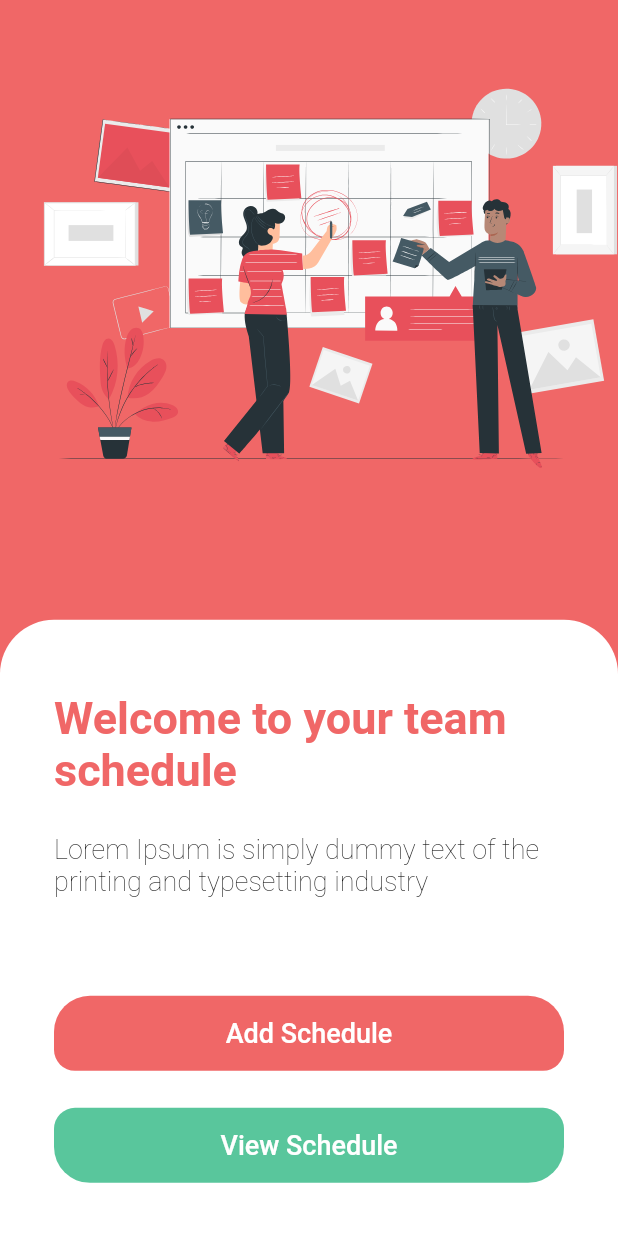
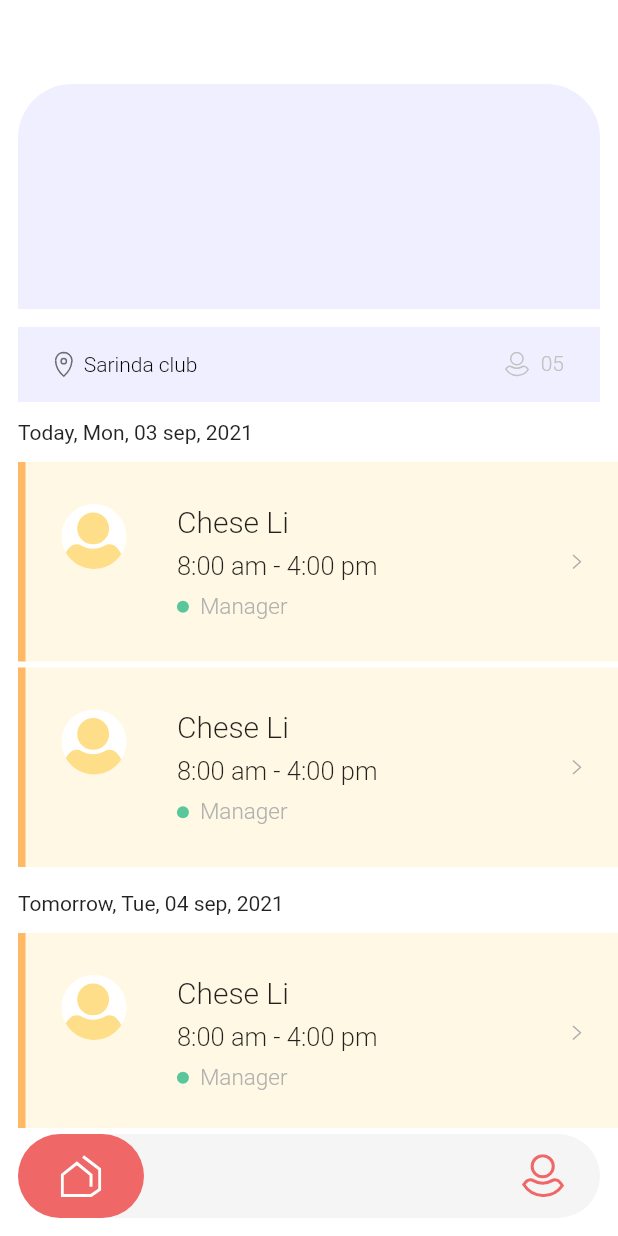
Before and after one commit to Saikat-Das-Roddur/prime_scheduler, a Flutter app: the ScheduleWelcomeScreen screen opened directly, scrolled down 80 dp, after a tap on "View Schedule", on a phone screen of 412 x 824 dp. Run offline on Flutter 3.47's test engine with Material 2 defaults, Android fonts, the phone set to English and light mode, and no system bars; our stand-ins replace flutter_svg, percent_indicator, sizer; project files that could hold a hidden picture were left out.

Commit message:
designed view schedule and schedule lists partially

```diff
--- /dev/null
+++ b/lib/views/schedule_list.dart
@@ -0,0 +1,280 @@
+import 'package:flutter/cupertino.dart';
+import 'package:flutter/material.dart';
+import 'package:flutter_svg/flutter_svg.dart';
+import 'package:prime_scheduler/views/view_schedule.dart';
+
+import 'active_details.dart';
+
+class ScheduleLists extends StatefulWidget {
+  const ScheduleLists({Key? key}) : super(key: key);
+
+  @override
+  _ScheduleListsState createState() => _ScheduleListsState();
+}
+
+class _ScheduleListsState extends State<ScheduleLists> {
+  @override
+  Widget build(BuildContext context) {
+    return Scaffold(
+      backgroundColor: Colors.white,
+      body: SingleChildScrollView(
+        physics: const ScrollPhysics(),
+        child: Column(
+          crossAxisAlignment: CrossAxisAlignment.stretch,
+          children: [
+            Container(
+              height: 150,
+              margin: const EdgeInsets.only(top: 56, left: 12, right: 12),
+              decoration: const BoxDecoration(
+                color: Color(0xffF0EFFF),
+                borderRadius: BorderRadius.only(
+                    topRight: Radius.circular(36),
+                    topLeft: Radius.circular(36)),
+              ),
+            ),
+            Container(
+              color: const Color(0xffF0EFFF),
+              margin: const EdgeInsets.only(top: 12, left: 12, right: 12),
+              padding: const EdgeInsets.fromLTRB(24, 16, 24, 16),
+              child: Row(
+                mainAxisAlignment: MainAxisAlignment.spaceBetween,
+                children: [
+                  RichText(
+                      text: TextSpan(children: [
+                    WidgetSpan(
+                        child: SvgPicture.asset("assets/images/Group 218.svg"),
+                        alignment: PlaceholderAlignment.middle),
+                    const TextSpan(
+                        text: "  Sarinda club",
+                        style: TextStyle(
+                            color: Colors.black,
+                            fontWeight: FontWeight.w300,
+                            fontSize: 14))
+                  ])),
+                  RichText(
+                      text: TextSpan(children: [
+                    WidgetSpan(
+                        child: SvgPicture.asset("assets/images/Group 217.svg"),
+                        alignment: PlaceholderAlignment.middle),
+                    const TextSpan(
+                        text: "  05",
+                        style: TextStyle(
+                            color: Color(0xffC2C2C2),
+                            fontWeight: FontWeight.w300,
+                            fontSize: 14))
+                  ]))
+                ],
+              ),
+            ),
+            const Padding(
+              padding: EdgeInsets.all(12),
+              child: Text("Today, Mon, 03 sep, 2021"),
+            ),
+            ListView.builder(
+                padding: EdgeInsets.zero,
+                shrinkWrap: true,
+                physics: const ScrollPhysics(),
+                itemCount: 2,
+                itemBuilder: (context, index) => GestureDetector(
+                      onTap: () {
+                        Navigator.push(
+                            context,
+                            CupertinoPageRoute(
+                                builder: (context) => const ViewSchedule()));
+                      },
+                      child: Container(
+                        padding: const EdgeInsets.fromLTRB(24, 28, 24, 28),
+                        margin: const EdgeInsets.fromLTRB(12, 0, 0, 4),
+                        decoration: const BoxDecoration(
+                            color: Color(0xffFFF8E4),
+                            border: Border(
+                                left: BorderSide(
+                                    width: 5, color: Color(0xffFFB966)))),
+                        child: Row(
+                          mainAxisAlignment: MainAxisAlignment.spaceBetween,
+                          crossAxisAlignment: CrossAxisAlignment.center,
+                          children: [
+                            Row(
+                              mainAxisAlignment: MainAxisAlignment.spaceBetween,
+                              crossAxisAlignment: CrossAxisAlignment.start,
+                              children: [
+                                SvgPicture.asset("assets/images/Group 210.svg"),
+                                SizedBox(
+                                  width:
+                                      MediaQuery.of(context).size.width * .08,
+                                ),
+                                Column(
+                                  crossAxisAlignment: CrossAxisAlignment.start,
+                                  children: [
+                                    const Text(
+                                      "Chese Li",
+                                      style: TextStyle(
+                                          fontWeight: FontWeight.w300,
+                                          fontSize: 20),
+                                    ),
+                                    const SizedBox(
+                                      height: 8,
+                                    ),
+                                    const Text(
+                                      "8:00 am - 4:00 pm",
+                                      style: TextStyle(
+                                          fontWeight: FontWeight.w300,
+                                          fontSize: 17),
+                                    ),
+                                    const SizedBox(
+                                      height: 8,
+                                    ),
+                                    RichText(
+                                        text: const TextSpan(children: [
+                                      WidgetSpan(
+                                          alignment:
+                                              PlaceholderAlignment.middle,
+                                          child: CircleAvatar(
+                                            radius: 4,
+                                            backgroundColor: Color(0xff59C69C),
+                                          )),
+                                      TextSpan(
+                                          text: "  Manager",
+                                          style: TextStyle(
+                                              color: Color(0xffB1B1B1),
+                                              fontSize: 15,
+                                              fontWeight: FontWeight.w300))
+                                    ])),
+                                  ],
+                                ),
+                              ],
+                            ),
+                            SvgPicture.asset(
+                              "assets/images/Vector 51.svg",
+                              color: const Color(0xffADADAD),
+                            ),
+                          ],
+                        ),
+                      ),
+                    )),
+            const Padding(
+              padding: EdgeInsets.all(12),
+              child: Text("Tomorrow, Tue, 04 sep, 2021"),
+            ),
+            ListView.builder(
+                padding: EdgeInsets.zero,
+                shrinkWrap: true,
+                physics: const ScrollPhysics(),
+                itemCount: 2,
+                itemBuilder: (context, index) => GestureDetector(
+                      onTap: () {
+                        Navigator.push(
+                            context,
+                            CupertinoPageRoute(
+                                builder: (context) => const ViewSchedule()));
+                      },
+                      child: Container(
+                        padding: const EdgeInsets.fromLTRB(24, 28, 24, 28),
+                        margin: const EdgeInsets.fromLTRB(12, 0, 0, 4),
+                        decoration: const BoxDecoration(
+                            color: Color(0xffFFF8E4),
+                            border: Border(
+                                left: BorderSide(
+                                    width: 5, color: Color(0xffFFB966)))),
+                        child: Row(
+                          mainAxisAlignment: MainAxisAlignment.spaceBetween,
+                          crossAxisAlignment: CrossAxisAlignment.center,
+                          children: [
+                            Row(
+                              mainAxisAlignment: MainAxisAlignment.spaceBetween,
+                              crossAxisAlignment: CrossAxisAlignment.start,
+                              children: [
+                                SvgPicture.asset("assets/images/Group 210.svg"),
+                                SizedBox(
+                                  width:
+                                      MediaQuery.of(context).size.width * .08,
+                                ),
+                                Column(
+                                  crossAxisAlignment: CrossAxisAlignment.start,
+                                  children: [
+                                    const Text(
+                                      "Chese Li",
+                                      style: TextStyle(
+                                          fontWeight: FontWeight.w300,
+                                          fontSize: 20),
+                                    ),
+                                    const SizedBox(
+                                      height: 8,
+                                    ),
+                                    const Text(
+                                      "8:00 am - 4:00 pm",
+                                      style: TextStyle(
+                                          fontWeight: FontWeight.w300,
+                                          fontSize: 17),
+                                    ),
+                                    const SizedBox(
+                                      height: 8,
+                                    ),
+                                    RichText(
+                                        text: const TextSpan(children: [
+                                      WidgetSpan(
+                                          alignment:
+                                              PlaceholderAlignment.middle,
+                                          child: CircleAvatar(
+                                            radius: 4,
+                                            backgroundColor: Color(0xff59C69C),
+                                          )),
+                                      TextSpan(
+                                          text: "  Manager",
+                                          style: TextStyle(
+                                              color: Color(0xffB1B1B1),
+                                              fontSize: 15,
+                                              fontWeight: FontWeight.w300))
+                                    ])),
+                                  ],
+                                ),
+                              ],
+                            ),
+                            SvgPicture.asset(
+                              "assets/images/Vector 51.svg",
+                              color: const Color(0xffADADAD),
+                            ),
+                          ],
+                        ),
+                      ),
+                    )),
+          ],
+        ),
+      ),
+      bottomNavigationBar: Padding(
+        padding: const EdgeInsets.fromLTRB(8, 0, 8, 8),
+        child: Card(
+          elevation: 0,
+          shape: const RoundedRectangleBorder(
+              borderRadius: BorderRadius.all(Radius.circular(36))),
+          color: const Color(0xffF5F5F5),
+          child: Row(
+            mainAxisAlignment: MainAxisAlignment.spaceBetween,
+            children: [
+              Container(
+                  height: 56,
+                  width: 84,
+                  child: SvgPicture.asset("assets/images/Vector 49.svg"),
+                  padding: const EdgeInsets.all(14),
+                  decoration: const BoxDecoration(
+                    color: Color(0xffF06767),
+                    borderRadius: BorderRadius.only(
+                        topRight: Radius.circular(48.0),
+                        bottomRight: Radius.circular(48.0),
+                        topLeft: Radius.circular(48.0),
+                        bottomLeft: Radius.circular(48.0)),
+                  )),
+              //Container(height: 48,width:72, padding: EdgeInsets.all(24),decoration: const BoxDecoration(color: Color(0xffF06767),shape: BoxShape.circle),child: SvgPicture.asset("assets/images/Vector 49.svg"),),
+              Padding(
+                padding: const EdgeInsets.only(right: 24.0),
+                child: SvgPicture.asset(
+                  "assets/images/Group 186.svg",
+                ),
+              )
+            ],
+          ),
+        ),
+      ),
+    );
+  }
+}
--- a/lib/views/schedule_welcome_screen.dart
+++ b/lib/views/schedule_welcome_screen.dart
@@ -1,6 +1,8 @@
 import 'package:flutter/cupertino.dart';
 import 'package:flutter/material.dart';
 import 'package:flutter_svg/svg.dart';
+import 'package:prime_scheduler/views/schedule_list.dart';
+import 'package:prime_scheduler/views/view_schedule.dart';
 
 import 'add_single_employee.dart';
 
@@ -117,10 +119,10 @@ class ScheduleWelcomeScreen extends StatelessWidget {
                     ),
                     GestureDetector(
                       onTap: () {
-                        // Navigator.push(
-                        //     context, CupertinoPageRoute(builder: (context) =>
-                        // const Step1()
-                        // ));
+                        Navigator.push(
+                            context, CupertinoPageRoute(builder: (context) =>
+                        const ScheduleLists()
+                        ));
                       },
                       child: Padding(
                         padding: const EdgeInsets.only(right: 0, left: 0),
--- a/pubspec.yaml
+++ b/pubspec.yaml
@@ -15,7 +15,7 @@ publish_to: 'none' # Remove this line if you wish to publish to pub.dev
 # In iOS, build-name is used as CFBundleShortVersionString while build-number used as CFBundleVersion.
 # Read more about iOS versioning at
 # https://developer.apple.com/library/archive/documentation/General/Reference/InfoPlistKeyReference/Articles/CoreFoundationKeys.html
-version: 1.0.0+1
+version: 1.0.0+2
 
 environment:
   sdk: ">=2.12.0 <3.0.0"
@@ -41,6 +41,7 @@ dependencies:
   firebase_auth: ^0.14.0+5
   cloud_firestore: ^0.12.9+5
   percent_indicator: ^3.4.0
+  wheel_chooser: ^1.0.0
 
 
 dev_dependencies:
```
Also changed, not shown: lib/views/view_schedule.dart (added, +240 -0 lines), assets/images/Group 217.svg (added), assets/images/Group 218.svg (added), pubspec.lock, 2 other files.
